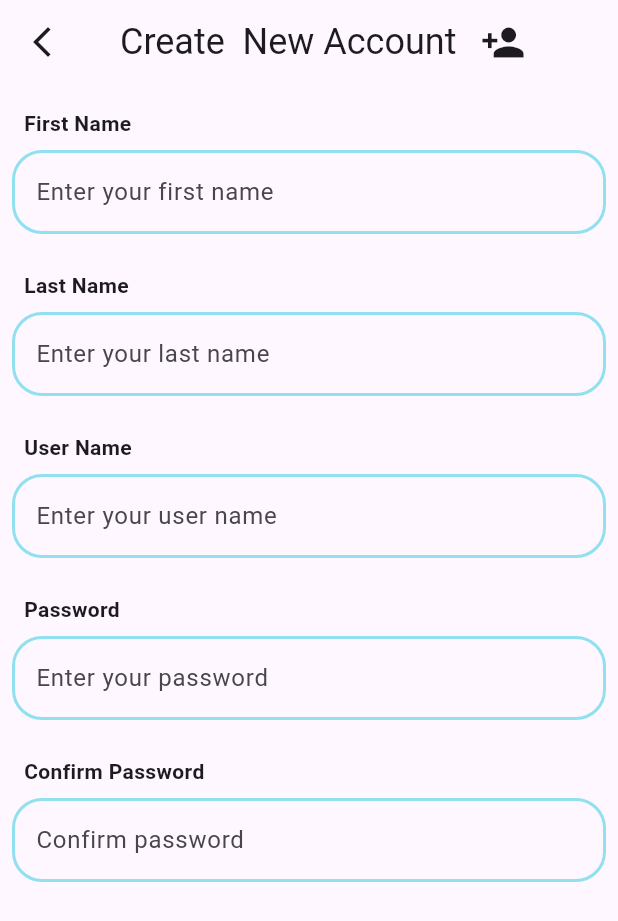
After one commit to mordex-01/store_app_taav, a Flutter app: the screen it shows after launch, after a tap on "Login", after a tap on "Sign Up", on a phone screen of 412 x 824 dp. The commit adds this screen. Shown: the top 921 px of the screen. Run offline on Flutter 3.47's test engine with Material 3 defaults, Android fonts, the phone set to English and light mode, and no system bars; our stand-ins replace get.

Commit message:
about to desighn SignUp Page

```diff
--- /dev/null
+++ b/jsonserver/db.json
@@ -0,0 +1,20 @@
+{
+    "seller": [
+        {
+            "id": "0",
+            "firstName": "",
+            "lastName": "",
+            "userName": "",
+            "password": ""
+        }
+    ],
+    "customer": [
+        {
+            "id": "0",
+            "firstName": "",
+            "lastName": "",
+            "userName": "",
+            "password": ""
+        }
+    ]
+}
--- /dev/null
+++ b/jsonserver/package.json
@@ -0,0 +1,5 @@
+{
+  "dependencies": {
+    "json-server": "^1.0.0-alpha.23"
+  }
+}
--- a/lib/src/infrastructure/routes/route_names.dart
+++ b/lib/src/infrastructure/routes/route_names.dart
@@ -1,3 +1,4 @@
 class RouteNames {
   static const loginPageRoute = '/login';
+  static const signUpPageRoute = '/signup';
 }
--- a/lib/src/infrastructure/routes/route_pages.dart
+++ b/lib/src/infrastructure/routes/route_pages.dart
@@ -2,6 +2,8 @@ import 'package:get/get.dart';
 import 'package:store_app_taav/src/infrastructure/routes/route_names.dart';
 import 'package:store_app_taav/src/pages/login/common/login_binding.dart';
 import 'package:store_app_taav/src/pages/login/view/login_page.dart';
+import 'package:store_app_taav/src/pages/signup/common/signup_binding.dart';
+import 'package:store_app_taav/src/pages/signup/view/signup_page.dart';
 
 class RoutePages {
   static List<GetPage> getPages = [
@@ -9,6 +11,13 @@ class RoutePages {
       name: RouteNames.loginPageRoute,
       page: () => const LoginPage(),
       binding: LoginBinding(),
+      children: [
+        GetPage(
+          name: RouteNames.signUpPageRoute,
+          page: () => const SignUpPage(),
+          binding: SignUpBinding(),
+        )
+      ],
     )
   ];
 }
--- a/lib/src/infrastructure/utils/widget_utils.dart
+++ b/lib/src/infrastructure/utils/widget_utils.dart
@@ -3,4 +3,5 @@ import 'package:flutter/material.dart';
 class WidgetUtils {
   static const darkBlue = Color.fromRGBO(3, 4, 94, 1);
   static const blueAcentColor = Color.fromRGBO(144, 224, 239, 1);
+  static const arrowBackButton = Icon(Icons.arrow_back_ios_new);
 }
--- a/lib/src/pages/login/controller/login_controller.dart
+++ b/lib/src/pages/login/controller/login_controller.dart
@@ -1,8 +1,21 @@
+import 'package:flutter/material.dart';
 import 'package:get/get.dart';
+import 'package:store_app_taav/src/infrastructure/routes/route_names.dart';
 
 class LoginController extends GetxController {
+  final formKey = GlobalKey<FormState>();
   Rx<bool> isObscure = false.obs;
   Rx<bool> isRememberMeCheck = false.obs;
   toggleObscure() => isObscure.value = !isObscure.value;
   toggleIsRememberMe() => isRememberMeCheck.value = !isRememberMeCheck.value;
+
+  onLoginTapped() {
+    if (formKey.currentState!.validate()) {
+      print("tapped");
+    }
+  }
+
+  onSignUpTapped() {
+    Get.toNamed(RouteNames.loginPageRoute + RouteNames.signUpPageRoute);
+  }
 }
--- a/lib/src/pages/login/view/login_page.dart
+++ b/lib/src/pages/login/view/login_page.dart
@@ -12,6 +12,7 @@ class LoginPage extends GetView<LoginController> {
       body: Padding(
         padding: const EdgeInsets.all(16),
         child: Form(
+          key: controller.formKey,
           child: Column(
             children: [
               const Expanded(
@@ -29,6 +30,12 @@ class LoginPage extends GetView<LoginController> {
                 child: SizedBox(),
               ),
               _textFormField(
+                validator: (value) {
+                  if (value == null || value.isEmpty) {
+                    return "Please fill this field";
+                  }
+                  return null;
+                },
                 obscureText: false,
                 topText: "User Name",
                 hintText: "Enter Your User Name",
@@ -38,9 +45,16 @@ class LoginPage extends GetView<LoginController> {
                     Icons.person,
                     size: 35,
                   ),
-                  )),
+                ),
+              ),
               Obx(
                 () => _textFormField(
+                  validator: (value) {
+                    if (value == null || value.isEmpty) {
+                      return "Please fill this field";
+                    }
+                    return null;
+                  },
                   obscureText: !controller.isObscure.value,
                   topText: "Password",
                   hintText: "Enter Your Password",
@@ -74,7 +88,9 @@ class LoginPage extends GetView<LoginController> {
                 child: _button(
                   context: context,
                   text: "Login",
-                  onTap: () {},
+                  onTap: () {
+                    controller.onLoginTapped();
+                  },
                 ),
               ),
               Padding(
@@ -90,7 +106,9 @@ class LoginPage extends GetView<LoginController> {
                 child: _button(
                   context: context,
                   text: "Sign Up",
-                  onTap: () {},
+                  onTap: () {
+                    controller.onSignUpTapped();
+                  },
                 ),
               ),
               const Expanded(
@@ -113,12 +131,12 @@ class LoginPage extends GetView<LoginController> {
         "Sign In to continue",
         style: TextStyle(fontSize: 24),
       );
-  Widget _textFormField({
-    required String hintText,
+  Widget _textFormField(
+          {required String hintText,
           required Widget suffixIcon,
           required String topText,
           required bool obscureText,
-  }) =>
+          required String? Function(String?)? validator}) =>
       Padding(
         padding: const EdgeInsets.all(8),
         child: Column(
@@ -135,8 +153,11 @@ class LoginPage extends GetView<LoginController> {
               ),
             ),
             TextFormField(
+              maxLength: 20,
+              validator: validator,
               obscureText: obscureText,
               decoration: InputDecoration(
+                counterText: "",
                 hintText: hintText,
                 suffixIcon: suffixIcon,
                 suffixIconColor: WidgetUtils.blueAcentColor,
--- /dev/null
+++ b/lib/src/pages/signup/common/signup_binding.dart
@@ -0,0 +1,9 @@
+import 'package:get/get.dart';
+import 'package:store_app_taav/src/pages/signup/controller/signup_controller.dart';
+
+class SignUpBinding extends Bindings {
+  @override
+  void dependencies() {
+    Get.lazyPut(() => SignUpController());
+  }
+}
--- /dev/null
+++ b/lib/src/pages/signup/controller/signup_controller.dart
@@ -0,0 +1,3 @@
+import 'package:get/get.dart';
+
+class SignUpController extends GetxController {}
--- /dev/null
+++ b/lib/src/pages/signup/view/signup_page.dart
@@ -0,0 +1,120 @@
+import 'package:flutter/material.dart';
+import 'package:get/get.dart';
+import 'package:store_app_taav/src/infrastructure/utils/widget_utils.dart';
+import 'package:store_app_taav/src/pages/signup/controller/signup_controller.dart';
+
+class SignUpPage extends GetView<SignUpController> {
+  const SignUpPage({super.key});
+
+  @override
+  Widget build(BuildContext context) {
+    return Scaffold(
+      appBar: AppBar(
+        title: _appBarTitle(),
+        leading: IconButton(
+          onPressed: () {
+            Get.back();
+          },
+          icon: WidgetUtils.arrowBackButton,
+        ),
+      ),
+      body: Column(
+        children: [
+          _textFormField(
+            hintText: "Enter your first name",
+            topText: "First Name",
+            obscureText: false,
+            validator: (p0) {},
+          ),
+          _textFormField(
+            hintText: "Enter your last name",
+            topText: "Last Name",
+            obscureText: false,
+            validator: (p0) {},
+          ),
+          _textFormField(
+            hintText: "Enter your user name",
+            topText: "User Name",
+            obscureText: false,
+            validator: (p0) {},
+          ),
+          _textFormField(
+            hintText: "Enter your password",
+            topText: "Password",
+            obscureText: false,
+            validator: (p0) {},
+          ),
+          _textFormField(
+            hintText: "Confirm password",
+            topText: "Confirm Password",
+            obscureText: false,
+            validator: (p0) {},
+          ),
+        ],
+      ),
+    );
+  }
+
+  Widget _appBarTitle() => const Row(
+        children: [
+          Padding(
+            padding: EdgeInsets.all(8),
+            child: Text(
+              "Create  New Account",
+              style: TextStyle(fontSize: 24),
+            ),
+          ),
+          Padding(
+            padding: EdgeInsets.all(8.0),
+            child: Icon(
+              Icons.person_add,
+              size: 30,
+            ),
+          )
+        ],
+      );
+  Widget _textFormField(
+          {required String hintText,
+          required String topText,
+          required bool obscureText,
+          required String? Function(String?)? validator}) =>
+      Padding(
+        padding: const EdgeInsets.all(8),
+        child: Column(
+          crossAxisAlignment: CrossAxisAlignment.start,
+          children: [
+            Padding(
+              padding: const EdgeInsets.all(8),
+              child: Text(
+                topText,
+                style: const TextStyle(
+                  fontSize: 14,
+                  fontWeight: FontWeight.w600,
+                ),
+              ),
+            ),
+            TextFormField(
+              maxLength: 20,
+              validator: validator,
+              obscureText: obscureText,
+              decoration: InputDecoration(
+                counterText: "",
+                hintText: hintText,
+                suffixIconColor: WidgetUtils.blueAcentColor,
+                enabledBorder: const OutlineInputBorder(
+                  borderRadius: BorderRadius.all(Radius.circular(20)),
+                  borderSide: BorderSide(
+                    color: WidgetUtils.blueAcentColor,
+                    width: 2,
+                  ),
+                ),
+                border: const OutlineInputBorder(
+                  borderRadius: BorderRadius.all(Radius.circular(20)),
+                  borderSide: BorderSide(),
+                ),
+              ),
+            ),
+          ],
+        ),
+      );
+}
```
Also changed, not shown: jsonserver/package-lock.json (added). Lines whose indentation alone changed are shown as unchanged.
